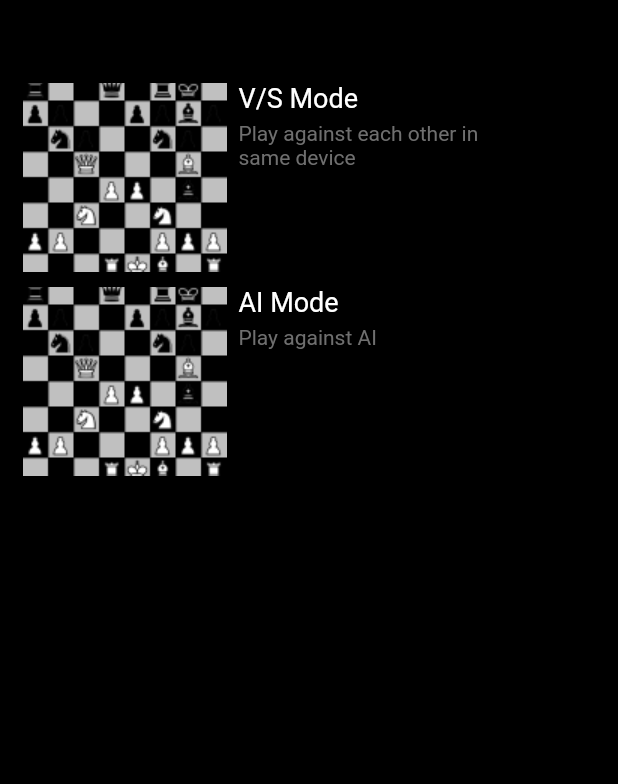
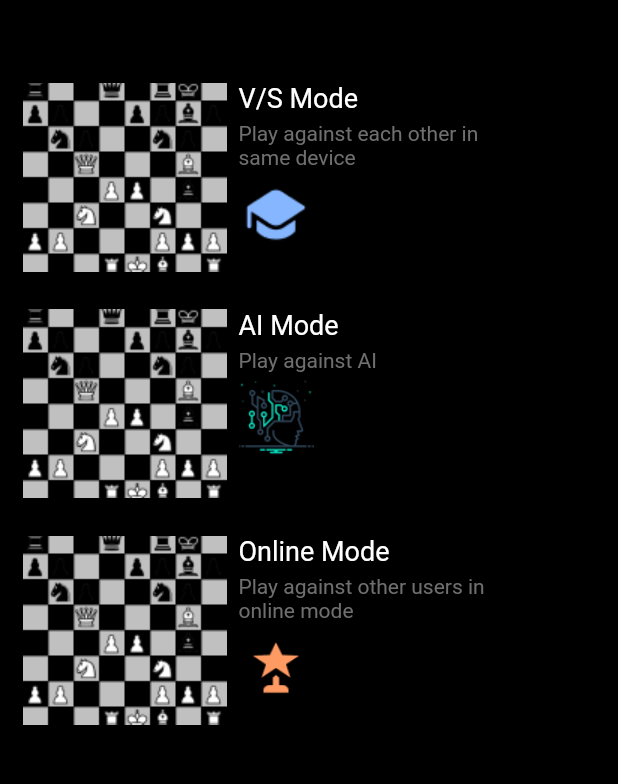
Before and after one commit to rollexxx23/chess-frontend, a Flutter app: the HomeScreen screen opened directly, on a phone screen of 412 x 824 dp, the part 60-844 px from its top. Run offline on Flutter 3.47's test engine with Material 2 defaults, Android fonts, the phone set to English and light mode, and no system bars; our stand-ins replace country_code_picker, flutter_easyloading, get, get_storage; missing offline and left inert: chess, flutter_stateless_chessboard; accounts and stored records are empty.

Commit message:
basic online game implementation

```diff
--- /dev/null
+++ b/lib/models/game/online_game.dart
@@ -0,0 +1,17 @@
+import 'package:web_socket_channel/web_socket_channel.dart';
+
+class OnlineGameModel {
+  String blackUser;
+  String whiteUser;
+  bool isWhite;
+  WebSocketChannel channel;
+  int id;
+  String myEmail;
+  OnlineGameModel(
+      {required this.blackUser,
+      required this.whiteUser,
+      required this.channel,
+      required this.myEmail,
+      required this.id,
+      required this.isWhite});
+}
--- /dev/null
+++ b/lib/models/game/online_game_move.dart
@@ -0,0 +1,3 @@
+
+
+/*{"token": "1234","email": "arin2@gmail.com","game_id": 499379,"src": "d2","des": "d4","prom": ""}*/
--- a/lib/screens/home/home.dart
+++ b/lib/screens/home/home.dart
@@ -1,14 +1,29 @@
+import 'dart:io';
+
 import 'package:chess_game/screens/game_modes/ai_mode.dart';
 import 'package:chess_game/screens/game_modes/user_v_user.dart';
+import 'package:chess_game/services/socket/socket_stuffs.dart';
 import 'package:flutter/material.dart';
 import 'package:get/get.dart';
+import 'package:get_storage/get_storage.dart';
+import 'package:flutter_easyloading/flutter_easyloading.dart';
 
-class HomeScreen extends StatelessWidget {
+class HomeScreen extends StatefulWidget {
   const HomeScreen({Key? key}) : super(key: key);
 
   @override
+  State<HomeScreen> createState() => _HomeScreenState();
+}
+
+class _HomeScreenState extends State<HomeScreen> {
+  bool touch = false;
+  SocketStuffs? ss;
+  @override
+  @override
   Widget build(BuildContext context) {
-    return SafeArea(
+    return AbsorbPointer(
+      absorbing: touch,
+      child: SafeArea(
         child: Scaffold(
           backgroundColor: Colors.black,
           body: Column(
@@ -39,7 +54,11 @@ class HomeScreen extends StatelessWidget {
                       ],
                     ),
                     InkWell(
-                    onTap: () {},
+                      onTap: () {
+                        final storage = GetStorage();
+                        String userEmail = storage.read('email') ?? "false";
+                        print(userEmail);
+                      },
                       child: const Text(
                         "Profile",
                         style: TextStyle(
@@ -81,13 +100,17 @@ class HomeScreen extends StatelessWidget {
                                 color: Colors.grey.withOpacity(0.7),
                                 fontWeight: FontWeight.w400),
                           ),
+                          const SizedBox(
+                            height: 5,
+                          ),
+                          Image.asset("assets/hat.png", height: 50, width: 50)
                         ],
                       ),
                     ],
                   ),
                 ),
               ),
-            const SizedBox(height: 10),
+              const SizedBox(height: 25),
               InkWell(
                 onTap: () {
                   Get.to(AiModeScreen());
@@ -119,13 +142,65 @@ class HomeScreen extends StatelessWidget {
                                 color: Colors.grey.withOpacity(0.7),
                                 fontWeight: FontWeight.w400),
                           ),
+                          const SizedBox(
+                            height: 5,
+                          ),
+                          Image.asset("assets/ai.png", height: 50, width: 50)
                         ],
                       ),
                     ],
                   ),
                 ),
-            )
+              ),
+              const SizedBox(height: 25),
+              InkWell(
+                onTap: () async {
+                  setState(() {
+                    // touch = true;
+                  });
+                  EasyLoading.show(status: 'loading...');
+                  ss = SocketStuffs();
+                },
+                child: Padding(
+                  padding: const EdgeInsets.symmetric(horizontal: 15),
+                  child: Row(
+                    crossAxisAlignment: CrossAxisAlignment.start,
+                    children: [
+                      Image.asset("assets/chess.png"),
+                      const SizedBox(width: 8),
+                      Column(
+                        crossAxisAlignment: CrossAxisAlignment.start,
+                        children: [
+                          const Text(
+                            "Online Mode",
+                            style: TextStyle(
+                                fontSize: 18,
+                                color: Colors.white,
+                                fontWeight: FontWeight.w400),
+                          ),
+                          const SizedBox(
+                            height: 5,
+                          ),
+                          Text(
+                            "Play against other users in\nonline mode",
+                            style: TextStyle(
+                                fontSize: 14,
+                                color: Colors.grey.withOpacity(0.7),
+                                fontWeight: FontWeight.w400),
+                          ),
+                          const SizedBox(
+                            height: 5,
+                          ),
+                          Image.asset("assets/trophy.png",
+                              height: 50, width: 50)
                         ],
+                      ),
+                    ],
+                  ),
+                ),
+              ),
+            ],
+          ),
         ),
       ),
     );
--- /dev/null
+++ b/lib/utils/getx_controller.dart
@@ -0,0 +1,30 @@
+import 'package:get/get.dart';
+
+class CurrentFenController extends GetxController {
+  RxString _fen = "".obs;
+  RxInt _player = 0.obs;
+  RxInt _cur = (-1).obs;
+  String get fen => _fen.value;
+  int get player => _player.value;
+  int get cur => _cur.value;
+
+  updateCurrentFen(String value) {
+    _fen.value = value;
+    update();
+  }
+
+  updatePlayer(int value) {
+    _player.value = value;
+    update();
+  }
+
+  alterPlayer() {
+    _player.value = 1 - _player.value;
+    update();
+  }
+
+  updateCur(int value) {
+    _cur.value = value;
+    update();
+  }
+}
--- a/pubspec.yaml
+++ b/pubspec.yaml
@@ -41,6 +41,8 @@ dependencies:
   chess: ^0.6.5
   get_storage: ^2.1.1
   country_code_picker: ^3.0.0
+  flutter_easyloading: ^3.0.5
+  web_socket_channel: ^2.4.0
 
 dev_dependencies:
   flutter_test:
```
Also changed, not shown: lib/main.dart (+3 -4 lines), lib/screens/game_modes/online_mode.dart (added, +252 -0 lines), lib/screens/register/register3.dart (+6 -6 lines), lib/services/auth/auth_services.dart (+5 -3 lines), lib/services/socket/socket_stuffs.dart (added, +100 -0 lines), assets/ai.png (added), assets/hat.png (added), assets/trophy.png (added), pubspec.lock. Lines whose indentation alone changed are shown as unchanged.
